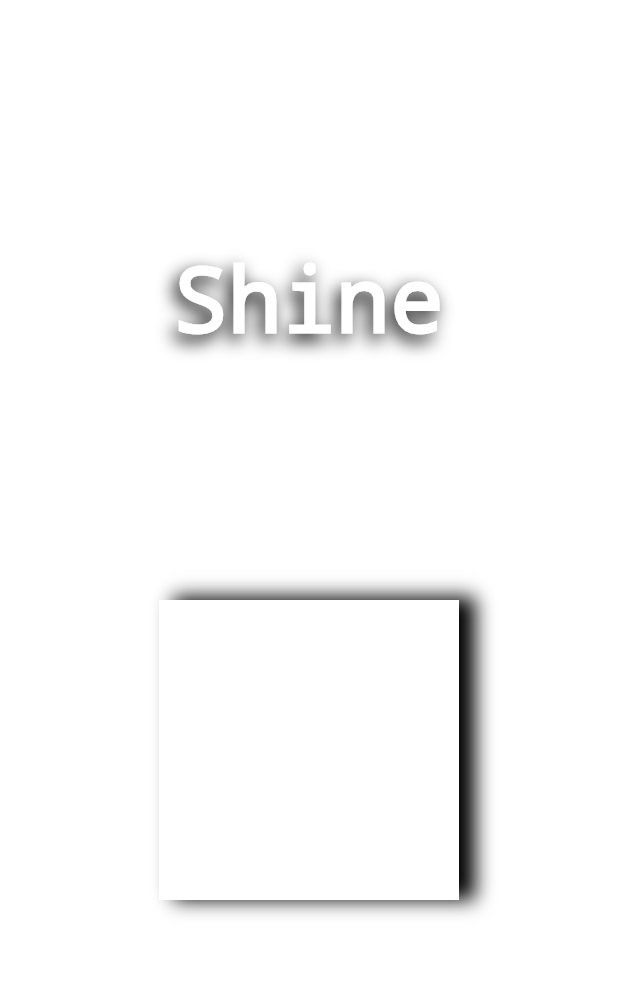
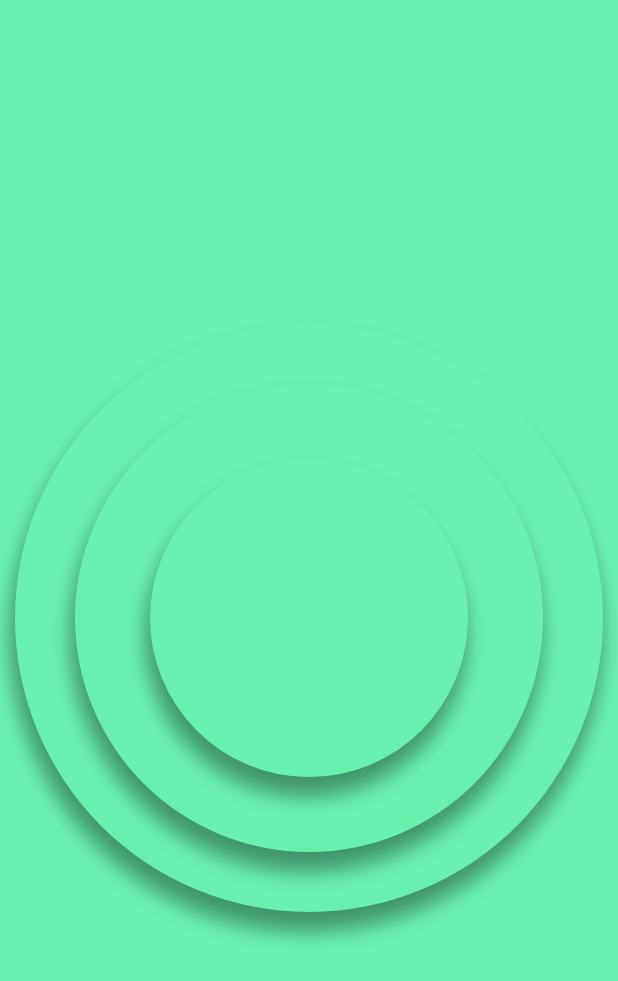
Before and after one commit to Bilol4391/Flutter_Lesson_Three, a Flutter app: the screen it shows after launch, on a phone screen of 412 x 824 dp. Shown: the top 981 px of the screen. Run offline on Flutter 3.47's test engine with Material 2 defaults, Android fonts, the phone set to English and light mode, and no system bars.

Commit message:
Exercise - 4 Qushildi

```diff
--- a/lib/Ex_4.dart
+++ b/lib/Ex_4.dart
@@ -0,0 +1,80 @@
+// This widget is the root of your application.
+import 'package:flutter/material.dart';
+
+class ExFour extends StatelessWidget {
+  const ExFour({super.key});
+
+  @override
+  Widget build(BuildContext context) {
+    return MaterialApp(
+      home: Container(
+        color: Colors.greenAccent,
+        child: Stack(
+          children: [
+            Positioned(
+              top: 100,
+              bottom: 100,
+              left: 10,
+              right: 10,
+              child: Container(
+                height: 300,
+                width: 300,
+                decoration: BoxDecoration(
+                  color: Colors.greenAccent,
+                  shape: BoxShape.circle,
+                    boxShadow: [
+                      BoxShadow(
+                          color: Colors.black38,
+                          blurRadius: 11,
+                          spreadRadius: 1,
+                          offset: Offset(-2, 12)),
+                    ]),
+                ),
+              ),
+            Positioned(
+              top: 140,
+              bottom: 140,
+              left: 50,
+              right: 50,
+              child: Container(
+                height: 300,
+                width: 300,
+                decoration: BoxDecoration(
+                    color: Colors.greenAccent,
+                    shape: BoxShape.circle,
+                    boxShadow: [
+                      BoxShadow(
+                          color: Colors.black38,
+                          blurRadius: 11,
+                          spreadRadius: 1,
+                          offset: Offset(-2, 12)),
+                    ]),
+              ),
+            ),
+            Positioned(
+              top: 140,
+              bottom: 140,
+              left: 100,
+              right: 100,
+              child: Container(
+                height: 300,
+                width: 300,
+                decoration: BoxDecoration(
+                    color: Colors.greenAccent,
+                    shape: BoxShape.circle,
+                    boxShadow: [
+                      BoxShadow(
+                          color: Colors.black38,
+                          blurRadius: 11,
+                          spreadRadius: 1,
+                          offset: Offset(-2, 12)),
+                    ]),
+              ),
+            ),
+
+          ],
+        ),
+      ),
+    );
+  }
+}
--- a/lib/main.dart
+++ b/lib/main.dart
@@ -3,8 +3,9 @@ import 'package:flutter/material.dart';
 import 'package:flutter_lesson_three/Ex_1.dart';
 import 'package:flutter_lesson_three/Ex_2.dart';
 import 'package:flutter_lesson_three/Ex_3.dart';
+import 'package:flutter_lesson_three/Ex_4.dart';
 
 
 void main() {
-  runApp(const ExTwo());
+  runApp(const ExFour());
 }
```
